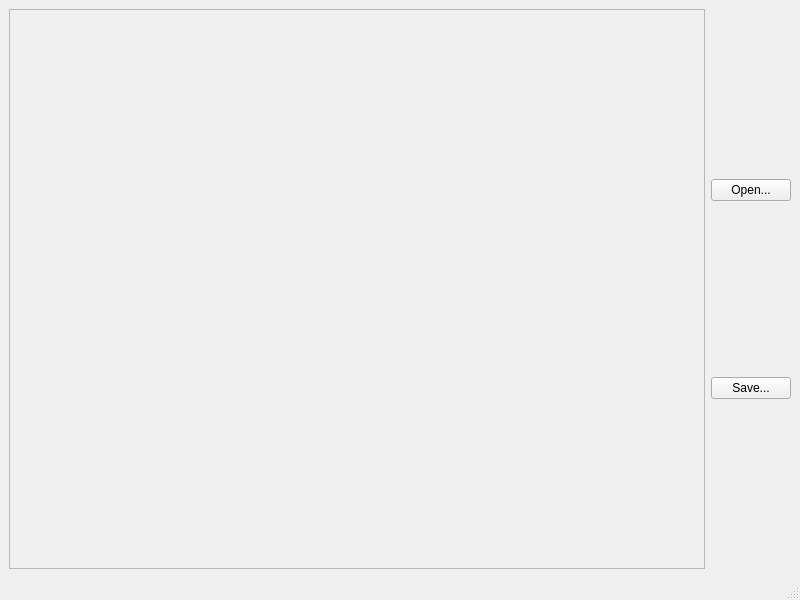
clckwrkbdgr/pixed, file mainwindow.ui: the form before one commit.
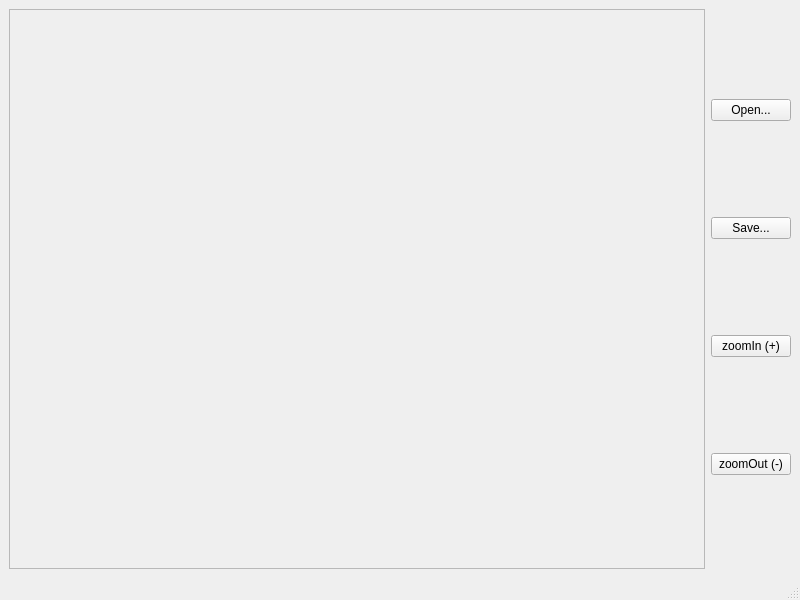
The form after the commit.

```diff
--- a/mainwindow.ui
+++ b/mainwindow.ui
@@ -48,6 +48,20 @@
         </property>
        </widget>
       </item>
+      <item>
+       <widget class="QPushButton" name="zoomIn">
+        <property name="text">
+         <string>zoomIn (+)</string>
+        </property>
+       </widget>
+      </item>
+      <item>
+       <widget class="QPushButton" name="zoomOut">
+        <property name="text">
+         <string>zoomOut (-)</string>
+        </property>
+       </widget>
+      </item>
      </layout>
     </item>
    </layout>
```
